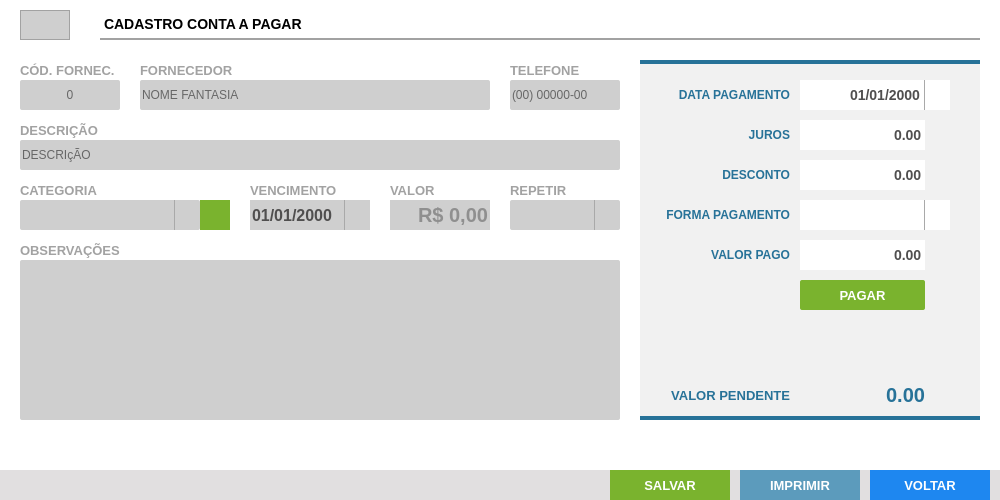
andrersp/controleEstoque, file UI_Files/formAPagar.ui: the form before one commit.
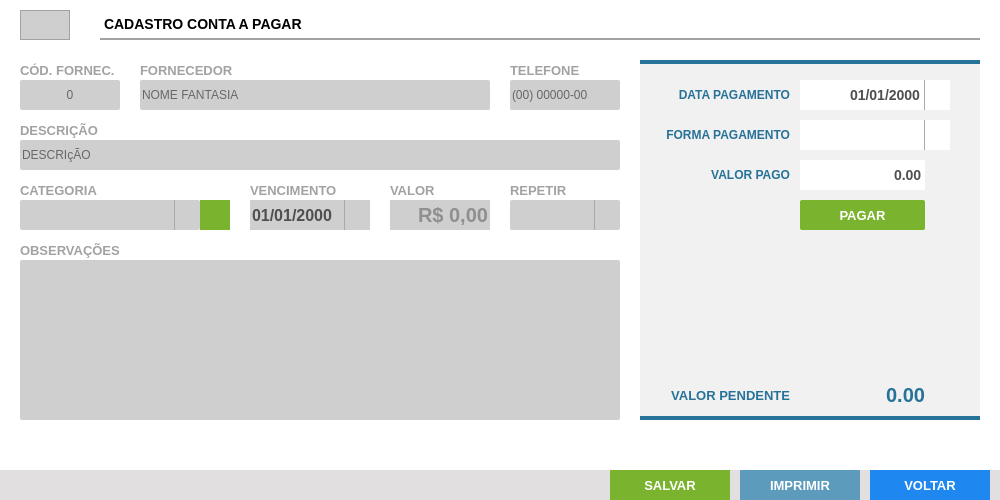
The form after the commit. Icons and pictures are not drawn.

Patch:
```diff
--- a/UI_Files/formAPagar.ui
+++ b/UI_Files/formAPagar.ui
@@ -573,41 +573,6 @@
     <property name="frameShadow">
      <enum>QFrame::Raised</enum>
     </property>
-    <widget class="QLineEdit" name="tx_juros">
-     <property name="geometry">
-      <rect>
-       <x>160</x>
-       <y>60</y>
-       <width>125</width>
-       <height>30</height>
-      </rect>
-     </property>
-     <property name="focusPolicy">
-      <enum>Qt::WheelFocus</enum>
-     </property>
-     <property name="styleSheet">
-      <string notr="true">QLineEdit{
-background: #FFF;
-border: none;
-font-family: &quot;Arial&quot;;
-font-size: 14px;
-font-weight: bold;
-color: rgb(80,79,79)
-}
-QLineEdit:Focus {
-border: 1px solid red;
-}</string>
-     </property>
-     <property name="text">
-      <string>0.00</string>
-     </property>
-     <property name="alignment">
-      <set>Qt::AlignRight|Qt::AlignTrailing|Qt::AlignVCenter</set>
-     </property>
-     <property name="placeholderText">
-      <string>R$ 0.00</string>
-     </property>
-    </widget>
     <widget class="QLabel" name="lb_FormVenda_14">
      <property name="geometry">
       <rect>
@@ -701,31 +666,6 @@
       <bool>true</bool>
      </property>
     </widget>
-    <widget class="QLabel" name="lb_FormVenda_25">
-     <property name="geometry">
-      <rect>
-       <x>20</x>
-       <y>60</y>
-       <width>130</width>
-       <height>30</height>
-      </rect>
-     </property>
-     <property name="styleSheet">
-      <string notr="true">QLabel{
-font-size: 12px;
-font-family: &quot;Arial&quot;;
-font-weight: bold;
-color: #277298;
-border: none
-}</string>
-     </property>
-     <property name="text">
-      <string>JUROS</string>
-     </property>
-     <property name="alignment">
-      <set>Qt::AlignRight|Qt::AlignTrailing|Qt::AlignVCenter</set>
-     </property>
-    </widget>
     <widget class="QLabel" name="lb_FormVenda_22">
      <property name="geometry">
       <rect>
@@ -776,71 +716,11 @@
       <set>Qt::AlignRight|Qt::AlignTrailing|Qt::AlignVCenter</set>
      </property>
     </widget>
-    <widget class="QLineEdit" name="tx_desconto">
-     <property name="geometry">
-      <rect>
-       <x>160</x>
-       <y>100</y>
-       <width>125</width>
-       <height>30</height>
-      </rect>
-     </property>
-     <property name="focusPolicy">
-      <enum>Qt::WheelFocus</enum>
-     </property>
-     <property name="styleSheet">
-      <string notr="true">QLineEdit{
-background: #FFF;
-border: none;
-font-family: &quot;Arial&quot;;
-font-size: 14px;
-font-weight: bold;
-color: rgb(80,79,79)
-}
-QLineEdit:Focus {
-border: 1px solid red;
-}</string>
-     </property>
-     <property name="text">
-      <string>0.00</string>
-     </property>
-     <property name="alignment">
-      <set>Qt::AlignRight|Qt::AlignTrailing|Qt::AlignVCenter</set>
-     </property>
-     <property name="placeholderText">
-      <string>R$ 0.00</string>
-     </property>
-    </widget>
-    <widget class="QLabel" name="lb_FormVenda_26">
-     <property name="geometry">
-      <rect>
-       <x>20</x>
-       <y>100</y>
-       <width>130</width>
-       <height>30</height>
-      </rect>
-     </property>
-     <property name="styleSheet">
-      <string notr="true">QLabel{
-font-size: 12px;
-font-family: &quot;Arial&quot;;
-font-weight: bold;
-color: #277298;
-border: none
-}</string>
-     </property>
-     <property name="text">
-      <string>DESCONTO</string>
-     </property>
-     <property name="alignment">
-      <set>Qt::AlignRight|Qt::AlignTrailing|Qt::AlignVCenter</set>
-     </property>
-    </widget>
     <widget class="QLineEdit" name="tx_valorPago">
      <property name="geometry">
       <rect>
        <x>160</x>
-       <y>180</y>
+       <y>100</y>
        <width>125</width>
        <height>30</height>
       </rect>
@@ -875,7 +755,7 @@
      <property name="geometry">
       <rect>
        <x>20</x>
-       <y>140</y>
+       <y>60</y>
        <width>130</width>
        <height>30</height>
       </rect>
@@ -900,7 +780,7 @@
      <property name="geometry">
       <rect>
        <x>160</x>
-       <y>140</y>
+       <y>60</y>
        <width>150</width>
        <height>30</height>
       </rect>
@@ -937,7 +817,7 @@
      <property name="geometry">
       <rect>
        <x>20</x>
-       <y>180</y>
+       <y>100</y>
        <width>130</width>
        <height>30</height>
       </rect>
@@ -965,7 +845,7 @@
      <property name="geometry">
       <rect>
        <x>160</x>
-       <y>220</y>
+       <y>140</y>
        <width>125</width>
        <height>30</height>
       </rect>
```
